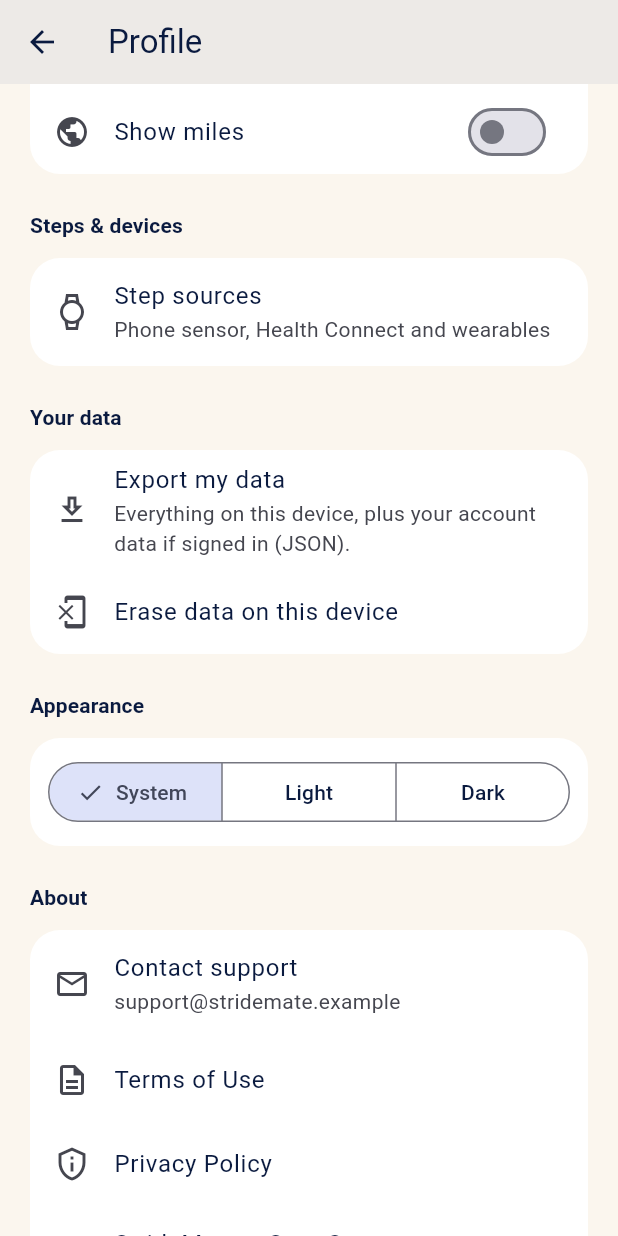
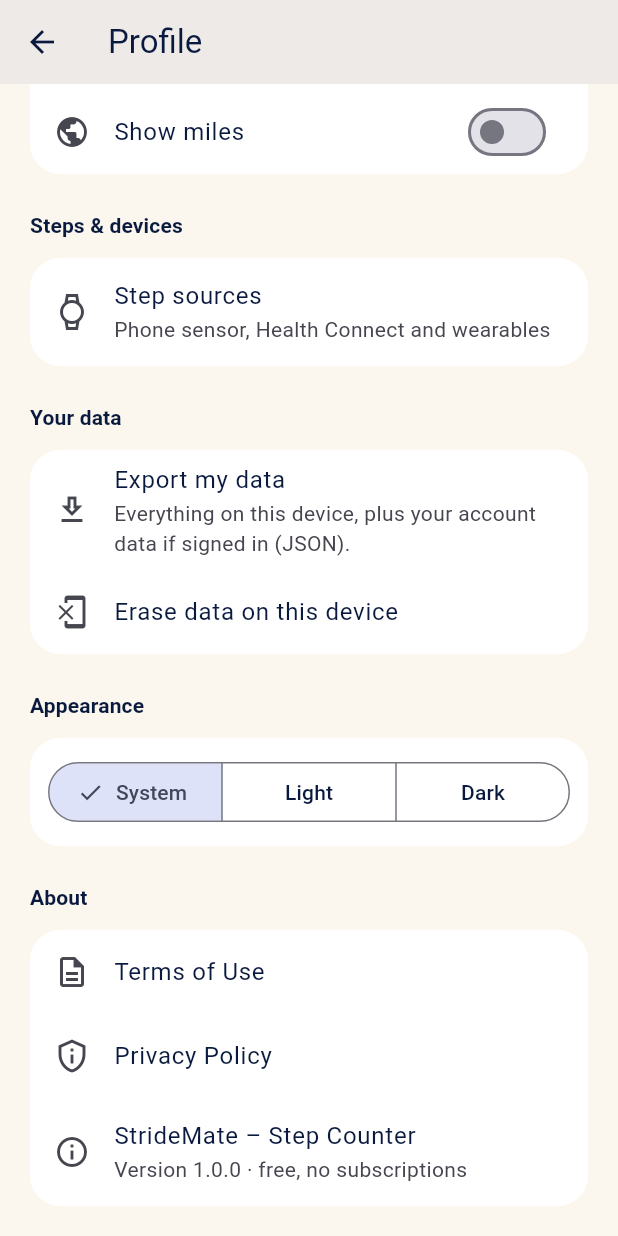
Before and after one commit to robertlangat/StrideMateStepCounter, a Flutter app: the ProfileScreen screen opened directly, scrolled down 344 dp, on a phone screen of 412 x 824 dp. Run offline on Flutter 3.47's test engine with Material 3 defaults, Android fonts, the phone set to English and light mode, and no system bars; our stand-ins replace connectivity_plus, fl_chart, flutter_timezone, google_mobile_ads, image_picker, package_info_plus and 5 more; missing offline and left inert: health, home_widget; accounts and stored records are empty.

Commit message:
Remove Contact support from Profile
Co-Authored-By: Claude Opus 5.5 <noreply@anthropic.com>
Claude-Session: https://claude.ai/code/session_0155jjVpiLpN6bgTKih9ThGs

```diff
--- a/lib/features/profile/profile_screen.dart
+++ b/lib/features/profile/profile_screen.dart
@@ -182,12 +182,6 @@ class ProfileScreen extends StatelessWidget {
             _section(context, 'About'),
             Card(
               child: Column(children: [
-                ListTile(
-                  leading: const Icon(Icons.mail_outline),
-                  title: const Text('Contact support'),
-                  subtitle: Text(AppConfig.supportEmail),
-                  onTap: () => launchUrl(Uri(scheme: 'mailto', path: AppConfig.supportEmail, query: 'subject=StrideMate')),
-                ),
                 ListTile(
                   leading: const Icon(Icons.description_outlined),
                   title: const Text('Terms of Use'),
```
